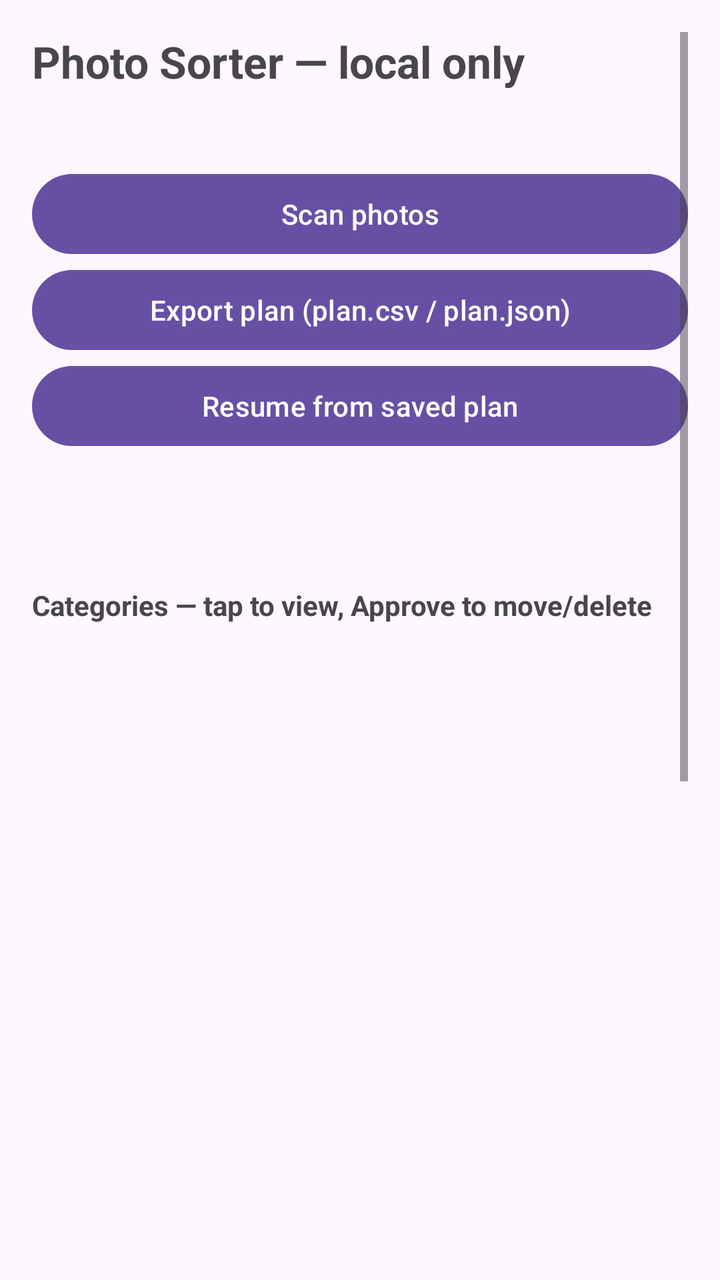
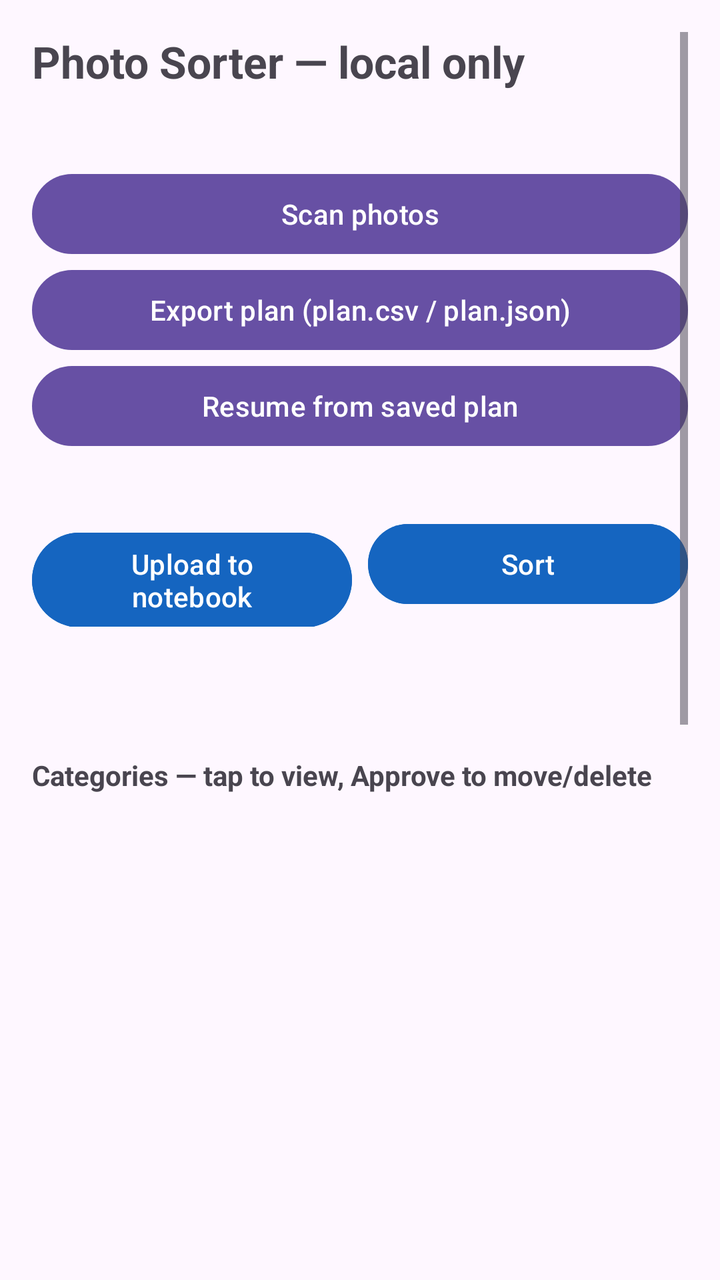

An Android layout rendered at two revisions. The XML below is the earlier revision; the diff shows what the commit changed to produce the second picture.
<!-- AndroidManifest.xml: application theme Theme.PhotoSorter -->
<!-- res/layout/activity_main.xml -->
<?xml version="1.0" encoding="utf-8"?>
<ScrollView xmlns:android="http://schemas.android.com/apk/res/android"
    android:layout_width="match_parent"
    android:layout_height="match_parent"
    android:padding="16dp">

    <LinearLayout
        android:layout_width="match_parent"
        android:layout_height="wrap_content"
        android:orientation="vertical">

        <TextView
            android:layout_width="wrap_content"
            android:layout_height="wrap_content"
            android:text="Photo Sorter — local only"
            android:textSize="22sp"
            android:textStyle="bold" />

        <TextView
            android:id="@+id/tvPrivacy"
            android:layout_width="match_parent"
            android:layout_height="wrap_content"
            android:layout_marginTop="8dp"
            android:textSize="13sp" />

        <Button
            android:id="@+id/btnScan"
            android:layout_width="match_parent"
            android:layout_height="wrap_content"
            android:layout_marginTop="12dp"
            android:text="Scan photos" />

        <Button
            android:id="@+id/btnExportPlan"
            android:layout_width="match_parent"
            android:layout_height="wrap_content"
            android:text="Export plan (plan.csv / plan.json)" />

        <Button
            android:id="@+id/btnResume"
            android:layout_width="match_parent"
            android:layout_height="wrap_content"
            android:text="Resume from saved plan" />

        
        <ProgressBar
            android:id="@+id/pbProgress"
            style="?android:attr/progressBarStyleHorizontal"
            android:layout_width="match_parent"
            android:layout_height="wrap_content"
            android:layout_marginTop="8dp"
            android:max="1"
            android:progress="0"
            android:progressTint="#2E7D32"
            android:progressBackgroundTint="#C8E6C9"
            android:visibility="gone" />

        <TextView
            android:id="@+id/tvProgress"
            android:layout_width="match_parent"
            android:layout_height="wrap_content"
            android:layout_marginTop="4dp" />

        <TextView
            android:id="@+id/tvSummary"
            android:layout_width="match_parent"
            android:layout_height="wrap_content"
            android:layout_marginTop="8dp" />

        <TextView
            android:layout_width="wrap_content"
            android:layout_height="wrap_content"
            android:layout_marginTop="16dp"
            android:text="Categories — tap to view, Approve to move/delete"
            android:textStyle="bold" />

        <androidx.recyclerview.widget.RecyclerView
            android:id="@+id/rvCategories"
            android:layout_width="match_parent"
            android:layout_height="300dp"
            android:layout_marginTop="8dp" />

        <TextView
            android:id="@+id/tvSelected"
            android:layout_width="match_parent"
            android:layout_height="wrap_content"
            android:layout_marginTop="12dp"
            android:text="No category selected" />

        <androidx.recyclerview.widget.RecyclerView
            android:id="@+id/rvPhotos"
            android:layout_width="match_parent"
            android:layout_height="300dp"
            android:layout_marginTop="8dp" />

        <TextView
            android:layout_width="match_parent"
            android:layout_height="wrap_content"
            android:layout_marginTop="16dp"
            android:text="Nothing is moved or deleted until you tap Approve for a category. NSFW explicit captions are always shown as [redacted]. Cloud upload is OFF by default — see README."
            android:textSize="13sp" />
    </LinearLayout>
</ScrollView>
<!-- resources referenced by this layout -->
<resources>
  <style name="Theme.PhotoSorter" parent="Theme.Material3.DayNight.NoActionBar">
          <item name="colorPrimary">#6750A4</item>
      </style>
</resources>

<!-- the commit's change to res/layout/activity_main.xml (unified diff, before → after) -->
@@ -61,6 +61,41 @@
             android:layout_height="wrap_content"
             android:layout_marginTop="4dp" />
 
+        
+        <LinearLayout
+            android:layout_width="match_parent"
+            android:layout_height="wrap_content"
+            android:layout_marginTop="8dp"
+            android:orientation="horizontal">
+
+            <Button
+                android:id="@+id/btnUploadColab"
+                android:layout_width="0dp"
+                android:layout_height="wrap_content"
+                android:layout_marginEnd="4dp"
+                android:layout_weight="1"
+                android:backgroundTint="#1565C0"
+                android:text="Upload to notebook"
+                android:textColor="#FFFFFF" />
+
+            <Button
+                android:id="@+id/btnSortColab"
+                android:layout_width="0dp"
+                android:layout_height="wrap_content"
+                android:layout_marginStart="4dp"
+                android:layout_weight="1"
+                android:backgroundTint="#1565C0"
+                android:text="Sort"
+                android:textColor="#FFFFFF" />
+        </LinearLayout>
+
+        <TextView
+            android:id="@+id/tvColab"
+            android:layout_width="match_parent"
+            android:layout_height="wrap_content"
+            android:layout_marginTop="4dp"
+            android:textSize="13sp" />
+
         <TextView
             android:id="@+id/tvSummary"
             android:layout_width="match_parent"
